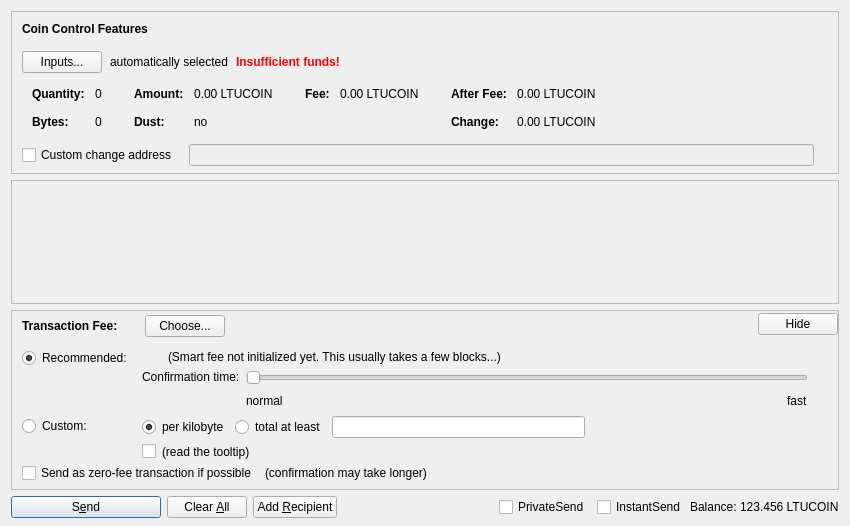
Old version of the form src/qt/forms/sendcoinsdialog.ui in the repository niocutl/dash.
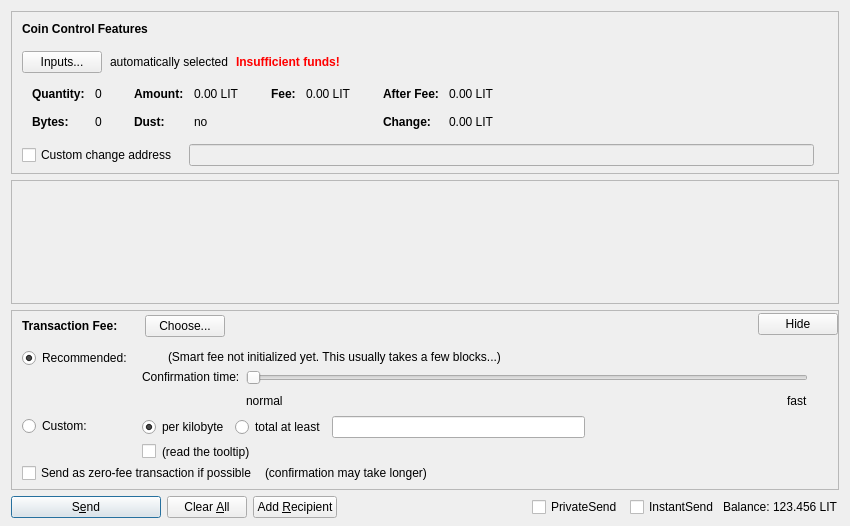
New version of the form. Custom widgets are drawn as their Qt base class.

Diff of the .ui file:
```diff
--- a/src/qt/forms/sendcoinsdialog.ui
+++ b/src/qt/forms/sendcoinsdialog.ui
@@ -324,7 +324,7 @@
                   <enum>Qt::ActionsContextMenu</enum>
                  </property>
                  <property name="text">
-                  <string notr="true">0.00 LTUCOIN</string>
+                  <string notr="true">0.00 LIT</string>
                  </property>
                  <property name="textInteractionFlags">
                   <set>Qt::LinksAccessibleByMouse|Qt::TextSelectableByKeyboard|Qt::TextSelectableByMouse</set>
@@ -404,7 +404,7 @@
                   <enum>Qt::ActionsContextMenu</enum>
                  </property>
                  <property name="text">
-                  <string notr="true">0.00 LTUCOIN</string>
+                  <string notr="true">0.00 LIT</string>
                  </property>
                  <property name="textInteractionFlags">
                   <set>Qt::LinksAccessibleByMouse|Qt::TextSelectableByKeyboard|Qt::TextSelectableByMouse</set>
@@ -455,7 +455,7 @@
                   <enum>Qt::ActionsContextMenu</enum>
                  </property>
                  <property name="text">
-                  <string notr="true">0.00 LTUCOIN</string>
+                  <string notr="true">0.00 LIT</string>
                  </property>
                  <property name="textInteractionFlags">
                   <set>Qt::LinksAccessibleByMouse|Qt::TextSelectableByKeyboard|Qt::TextSelectableByMouse</set>
@@ -484,7 +484,7 @@
                   <enum>Qt::ActionsContextMenu</enum>
                  </property>
                  <property name="text">
-                  <string notr="true">0.00 LTUCOIN</string>
+                  <string notr="true">0.00 LIT</string>
                  </property>
                  <property name="textInteractionFlags">
                   <set>Qt::LinksAccessibleByMouse|Qt::TextSelectableByKeyboard|Qt::TextSelectableByMouse</set>
@@ -1337,7 +1337,7 @@
           <cursorShape>IBeamCursor</cursorShape>
          </property>
          <property name="text">
-          <string notr="true">123.456 LTUCOIN</string>
+          <string notr="true">123.456 LIT</string>
          </property>
          <property name="textInteractionFlags">
           <set>Qt::LinksAccessibleByMouse|Qt::TextSelectableByKeyboard|Qt::TextSelectableByMouse</set>
```
